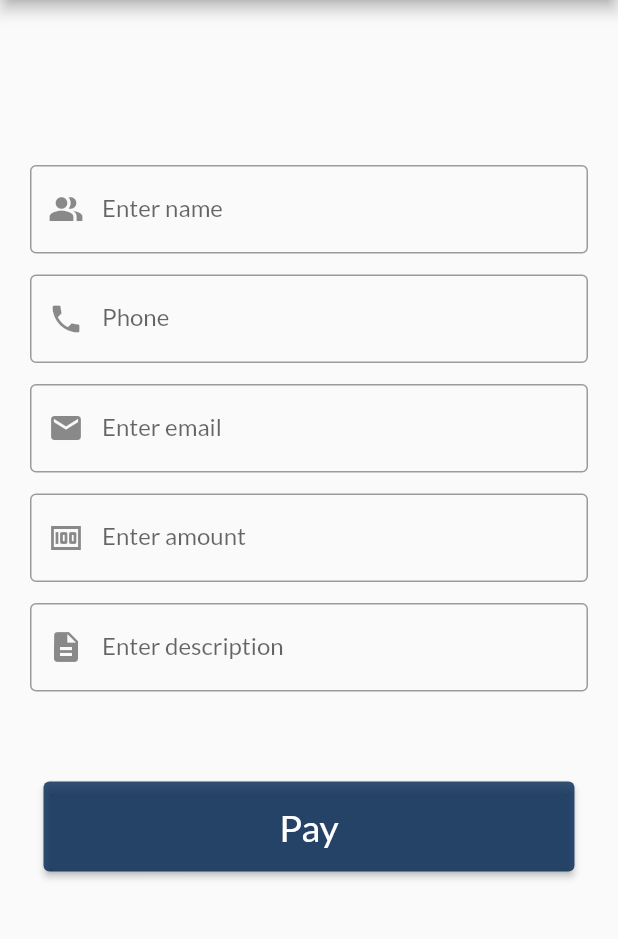
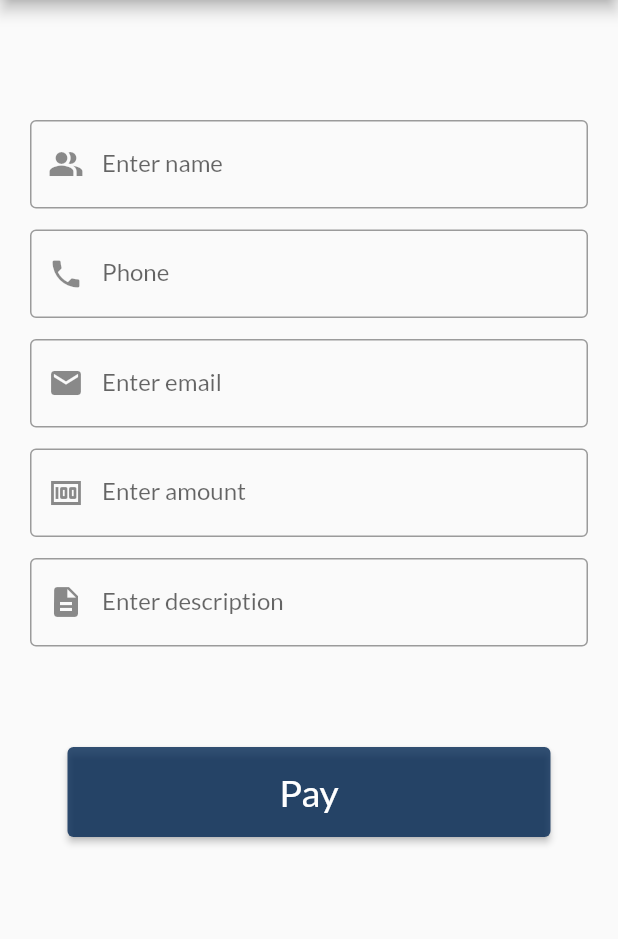
Before and after one commit to Deepraj99/Razor-pay, a Flutter app: the screen it shows after launch, on a phone screen of 412 x 824 dp, the part 84-1023 px from its top. Run offline on Flutter 3.47's test engine with Material 2 defaults, Android fonts, the phone set to English and light mode, and no system bars; our stand-ins replace fluttertoast, google_fonts; missing offline and left inert: razorpay_flutter.

Commit message:
second commit

```diff
--- a/lib/views/homePage.dart
+++ b/lib/views/homePage.dart
@@ -94,7 +94,7 @@ class _HomePageState extends State<HomePage> {
       body: SingleChildScrollView(
         child: Column(
           children: [
-            SizedBox(height: 103),
+            SizedBox(height: 73),
             textField(nameController, "Enter name", TextInputType.text,
                 Icons.people_alt),
             textField(
@@ -105,9 +105,9 @@ class _HomePageState extends State<HomePage> {
                 Icons.money),
             textField(descriptionController, "Enter description",
                 TextInputType.text, Icons.description),
-            SizedBox(height: 53),
+            SizedBox(height: 60),
             SizedBox(
-              width: 354,
+              width: 322,
               height: 60,
               child: ElevatedButton(
                 child: Text(
```
